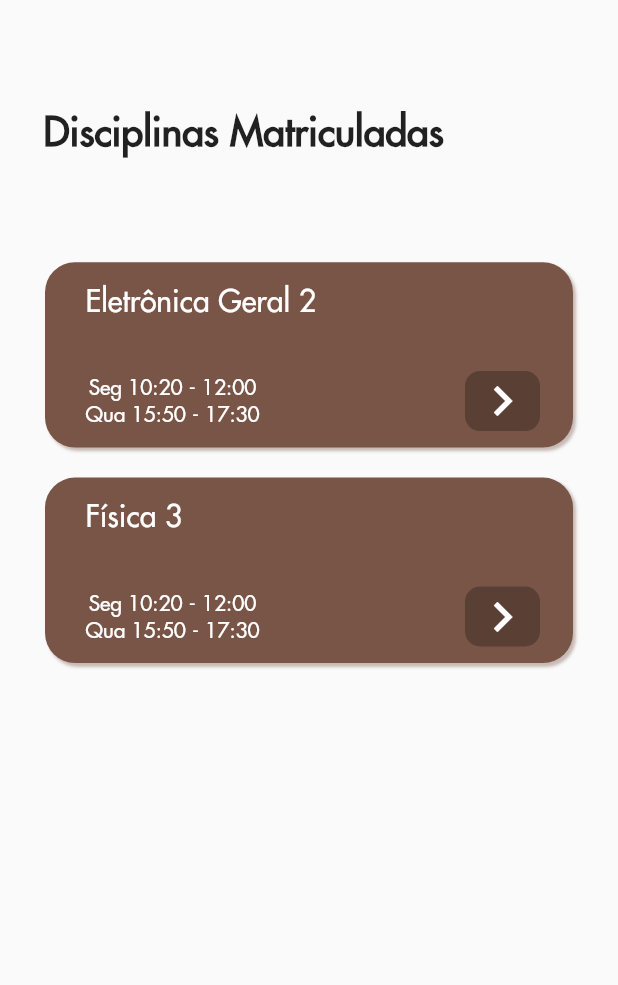
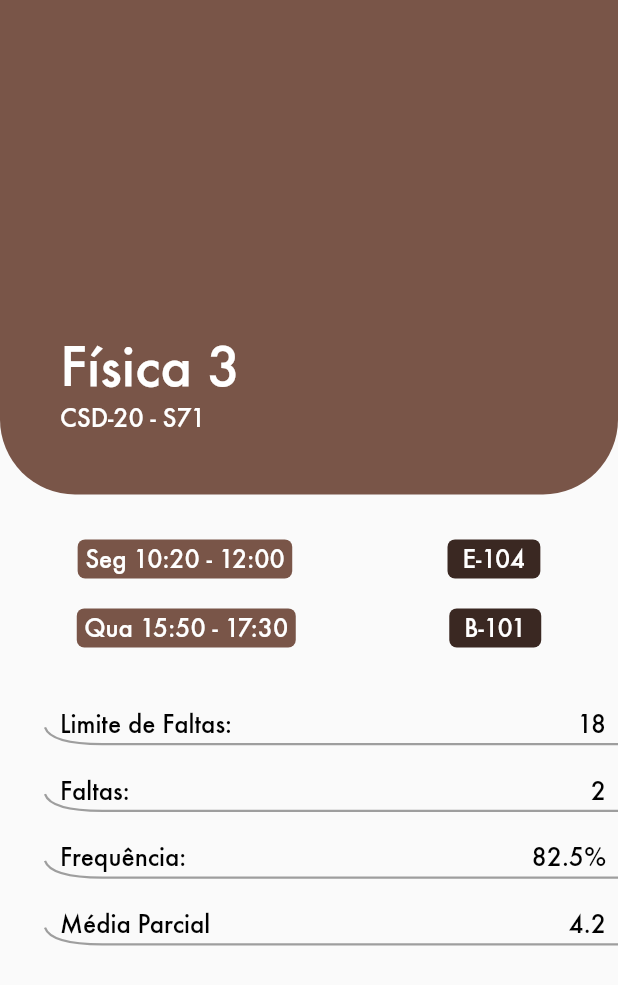
Before and after one commit to GabrielFrizzo/Cefetapp, a Flutter app: the SubjectsPage screen opened directly, after a tap on "Física 3", on a phone screen of 412 x 824 dp. Shown: the top 985 px of the screen. Run offline on Flutter 3.47's test engine with Material 2 defaults, Android fonts, the phone set to English and light mode, and no system bars; network calls fail.

Commit message:
Create subject details page

```diff
--- /dev/null
+++ b/mob_flutter/cefetapp/lib/subject.dart
@@ -0,0 +1,13 @@
+class Subject {
+  final String name;
+  final List<String> times;
+  final List<String> rooms;
+  final String initials;
+  final int absenceLimit;
+  final int currentAbsences;
+  final double attendance;
+  final double average;
+
+  Subject(this.name, this.times, this.rooms, this.initials, this.absenceLimit,
+      this.currentAbsences, this.attendance, this.average);
+}
--- /dev/null
+++ b/mob_flutter/cefetapp/lib/subject_details_page.dart
@@ -0,0 +1,150 @@
+import 'package:cefetapp/subject.dart';
+import 'package:flutter/material.dart';
+import 'package:quiver/iterables.dart';
+
+class SubjectDetailsPage extends StatelessWidget {
+  const SubjectDetailsPage(this.subject, this.color);
+
+  final Subject subject;
+  final Color color;
+
+  @override
+  Widget build(BuildContext context) {
+    return Scaffold(
+      body: Column(
+        children: <Widget>[
+          Container(
+            margin: EdgeInsets.only(bottom: 30),
+            height: MediaQuery.of(context).size.height * 0.4,
+            width: double.infinity,
+            padding: EdgeInsets.all(40),
+            decoration: BoxDecoration(
+              color: color,
+              borderRadius: BorderRadius.vertical(bottom: Radius.circular(50)),
+            ),
+            child: Column(
+              mainAxisAlignment: MainAxisAlignment.end,
+              crossAxisAlignment: CrossAxisAlignment.start,
+              children: <Widget>[
+                Text(
+                  subject.name,
+                  style: TextStyle(fontSize: 40, color: Colors.white),
+                ),
+                Text(
+                  subject.initials,
+                  style: TextStyle(fontSize: 18, color: Colors.white),
+                ),
+              ],
+            ),
+          ),
+          Column(
+            children: zip([subject.times, subject.rooms]).map((row) {
+              return Row(
+                mainAxisAlignment: MainAxisAlignment.spaceAround,
+                children: <Widget>[
+                  Container(
+                    margin: EdgeInsets.only(bottom: 20),
+                    padding: EdgeInsets.symmetric(horizontal: 5, vertical: 2),
+                    decoration: BoxDecoration(
+                      color: color,
+                      borderRadius: BorderRadius.all(Radius.circular(5)),
+                    ),
+                    child: Text(
+                      row[0],
+                      style: TextStyle(fontSize: 18, color: Colors.white),
+                    ),
+                  ),
+                  Container(
+                    margin: EdgeInsets.only(bottom: 20),
+                    padding: EdgeInsets.symmetric(horizontal: 10, vertical: 2),
+                    decoration: BoxDecoration(
+                      color: HSLColor.fromColor(color).withLightness(0.18).toColor(),
+                      borderRadius: BorderRadius.all(Radius.circular(5)),
+                    ),
+                    child: Text(
+                      row[1],
+                      style: TextStyle(fontSize: 18, color: Colors.white),
+                    ),
+                  ),
+                ],
+              );
+            }).toList(),
+          ),
+          DefaultTextStyle(
+            child: Container(
+              margin: EdgeInsets.only(left: 30),
+              child: Column(
+                children: <Widget>[
+                  statisticItem(
+                    desc: 'Limite de Faltas:',
+                    value: subject.absenceLimit.toString(),
+                  ),
+                  statisticItem(
+                    desc: 'Faltas:',
+                    value: subject.currentAbsences.toString(),
+                  ),
+                  statisticItem(
+                    desc: 'Frequência:',
+                    value: '${subject.attendance.toString()}%',
+                  ),
+                  statisticItem(
+                    desc: 'Média Parcial',
+                    value: subject.average.toString(),
+                  ),
+                ],
+              ),
+            ),
+            style: TextStyle(
+                fontSize: 18, color: Colors.black, fontFamily: 'Futura'),
+          )
+        ],
+      ),
+    );
+  }
+
+  Widget statisticItem({@required String desc, @required String value}) {
+    return CustomPaint(
+      child: Container(
+        margin: EdgeInsets.only(top: 20),
+        padding: const EdgeInsets.only(left: 10.0, bottom: 2.5),
+        child: Row(
+          mainAxisAlignment: MainAxisAlignment.spaceBetween,
+          children: <Widget>[
+            Text(desc),
+            Padding(
+              padding: const EdgeInsets.only(right: 8.0),
+              child: Text(value),
+            )
+          ],
+        ),
+      ),
+      painter: _CustomDividerPainter(),
+    );
+  }
+}
+
+class _CustomDividerPainter extends CustomPainter {
+  @override
+  void paint(Canvas canvas, Size size) {
+    final paint = Paint()
+      ..color = Colors.grey
+      ..style = PaintingStyle.stroke
+      ..strokeWidth = 1.5;
+
+    final start = Offset(0, size.height * 0.75);
+    final p1 = Offset(size.width * 0.01, size.height);
+    final p2 = Offset(size.width * 0.1, size.height);
+
+    final path = Path()
+      ..moveTo(start.dx, start.dy)
+      ..quadraticBezierTo(p1.dx, p1.dy, p2.dx, p2.dy)
+      ..lineTo(size.width, size.height);
+
+    canvas.drawPath(path, paint);
+  }
+
+  @override
+  bool shouldRepaint(CustomPainter oldDelegate) {
+    return false;
+  }
+}
--- a/mob_flutter/cefetapp/lib/subjects_page.dart
+++ b/mob_flutter/cefetapp/lib/subjects_page.dart
@@ -1,25 +1,37 @@
 import 'dart:math';
 
+import 'package:cefetapp/subject.dart';
+import 'package:cefetapp/subject_details_page.dart';
 import 'package:flutter/material.dart';
 
 class SubjectsPage extends StatelessWidget {
   @override
   Widget build(BuildContext context) {
     final _classes = [
-      [
+      Subject(
           'Eletrônica Geral 2',
           [
             'Seg 10:20 - 12:00',
             'Qua 15:50 - 17:30',
           ],
-      ],
-      [
+          ['E-204', 'B-101'],
+          'CSD-20 - S73',
+          15,
+          7,
+          87.5,
+          7.2),
+      Subject(
           'Física 3',
           [
             'Seg 10:20 - 12:00',
             'Qua 15:50 - 17:30',
           ],
-      ]
+          ['E-104', 'B-101'],
+          'CSD-20 - S71',
+          18,
+          2,
+          82.5,
+          4.2),
     ];
 
     return Scaffold(
@@ -50,7 +62,7 @@ class SubjectsPage extends StatelessWidget {
                 padding: EdgeInsets.symmetric(horizontal: 30),
                 children: _classes
                     .map((_class) =>
-                        _buildClassTile(context, _class[0], _class[1]))
+                        _buildClassTile(context, _class))
                     .toList()),
           )
         ],
@@ -59,7 +71,7 @@ class SubjectsPage extends StatelessWidget {
   }
 
   Widget _buildClassTile(
-      BuildContext context, String _className, List<String> _times) {
+      BuildContext context, Subject _class) {
     final Color _color =
         Colors.primaries[Random().nextInt(Colors.primaries.length)];
     return Container(
@@ -81,14 +93,19 @@ class SubjectsPage extends StatelessWidget {
         shape: RoundedRectangleBorder(
           borderRadius: BorderRadius.circular(20),
         ),
-        onPressed: () {},
+        onPressed: () {
+          Navigator.push(
+            context,
+            MaterialPageRoute(builder: (_) => SubjectDetailsPage(_class, _color)),
+          );
+        },
         child: Stack(
           children: <Widget>[
             Positioned(
               top: 15,
               left: 10,
               child: Text(
-                _className,
+                _class.name,
                 style: TextStyle(color: Colors.white, fontSize: 20),
               ),
             ),
@@ -96,7 +113,7 @@ class SubjectsPage extends StatelessWidget {
               bottom: 15,
               left: 10,
               child: Column(
-                children: _times
+                children: _class.times
                     .map((time) => Padding(
                           padding: const EdgeInsets.symmetric(
                             vertical: 5,
```
Lines whose indentation alone changed are shown as unchanged.
